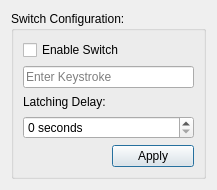
Above: Qt/encoderconfigurationdialog.ui from ericyangs/ideasX-workstation-client-v3 before the change. Below: the same form after it.
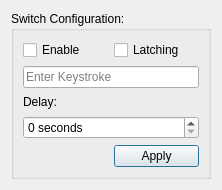
That is the form after the change.

Commit message: Added switching dialog

Patch:
```diff
--- a/Qt/encoderconfigurationdialog.ui
+++ b/Qt/encoderconfigurationdialog.ui
@@ -6,7 +6,7 @@
    <rect>
     <x>0</x>
     <y>0</y>
-    <width>217</width>
+    <width>222</width>
     <height>190</height>
    </rect>
   </property>
@@ -20,7 +20,14 @@
       <string>Switch Configuration:</string>
      </property>
      <layout class="QGridLayout" name="gridLayout">
-      <item row="1" column="0" colspan="2">
+      <item row="0" column="1">
+       <widget class="QCheckBox" name="checkBox">
+        <property name="text">
+         <string>Latching</string>
+        </property>
+       </widget>
+      </item>
+      <item row="3" column="0" colspan="2">
        <widget class="QLineEdit" name="lineSwitchKey">
         <property name="text">
          <string/>
@@ -33,28 +40,28 @@
         </property>
        </widget>
       </item>
-      <item row="2" column="0">
-       <widget class="QLabel" name="labelLatch">
-        <property name="text">
-         <string>Latching Delay:</string>
-        </property>
-       </widget>
-      </item>
-      <item row="4" column="1">
+      <item row="9" column="1">
        <widget class="QPushButton" name="buttonApply">
         <property name="text">
          <string>Apply</string>
         </property>
        </widget>
       </item>
-      <item row="0" column="0" colspan="2">
+      <item row="7" column="0">
+       <widget class="QLabel" name="labelLatch">
+        <property name="text">
+         <string>Delay:</string>
+        </property>
+       </widget>
+      </item>
+      <item row="0" column="0">
        <widget class="QCheckBox" name="checkSwitchEnable">
         <property name="text">
-         <string>Enable Switch</string>
+         <string>Enable </string>
         </property>
        </widget>
       </item>
-      <item row="3" column="0" colspan="2">
+      <item row="8" column="0" colspan="2">
        <widget class="QSpinBox" name="spinLatchTime">
         <property name="suffix">
          <string> seconds</string>
```
The commit also changes 6 other files.
